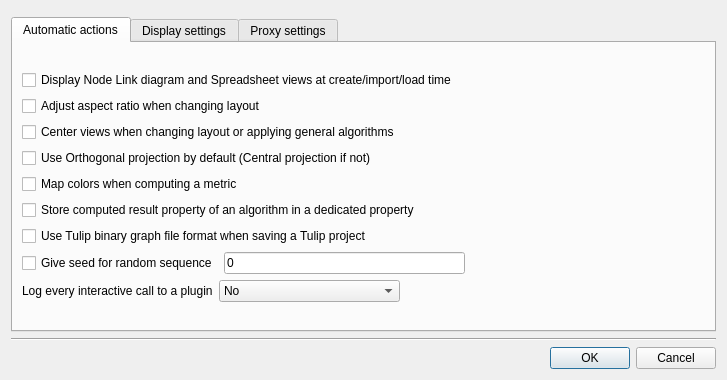
The window that plugins/perspective/GraphPerspective/designer/PreferencesDialog.ui (Tulip-Dev/tulip) describes before a commit, drawn with Qt 5.
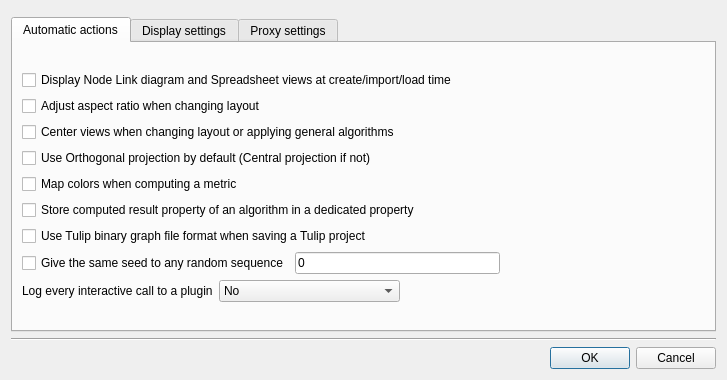
The same window after the commit. Icons and pictures are not drawn.

Commit message: Preferences dialog "Automatic actions" tab minor enhancements

Diff of the .ui file:
```diff
--- a/plugins/perspective/GraphPerspective/designer/PreferencesDialog.ui
+++ b/plugins/perspective/GraphPerspective/designer/PreferencesDialog.ui
@@ -145,7 +145,7 @@
 If not, a new random seed will be set to initialize each new random sequence.&lt;/p&gt;&lt;/body&gt;&lt;/html&gt;</string>
              </property>
              <property name="text">
-              <string>Give seed for random sequence</string>
+              <string>Give the same seed to any random sequence</string>
              </property>
             </widget>
            </item>
```
Left out of the diff: 9 changed lines with no effect on the pictures.
